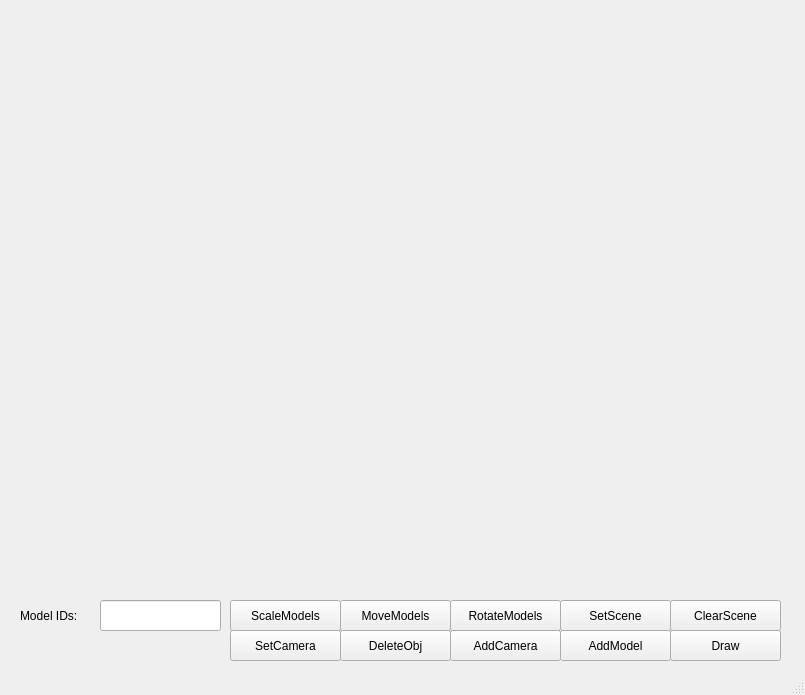
This is lab3/mainwindow.ui in Inlucker/OOP as Qt 5 draws it before an edit. The edited form follows.
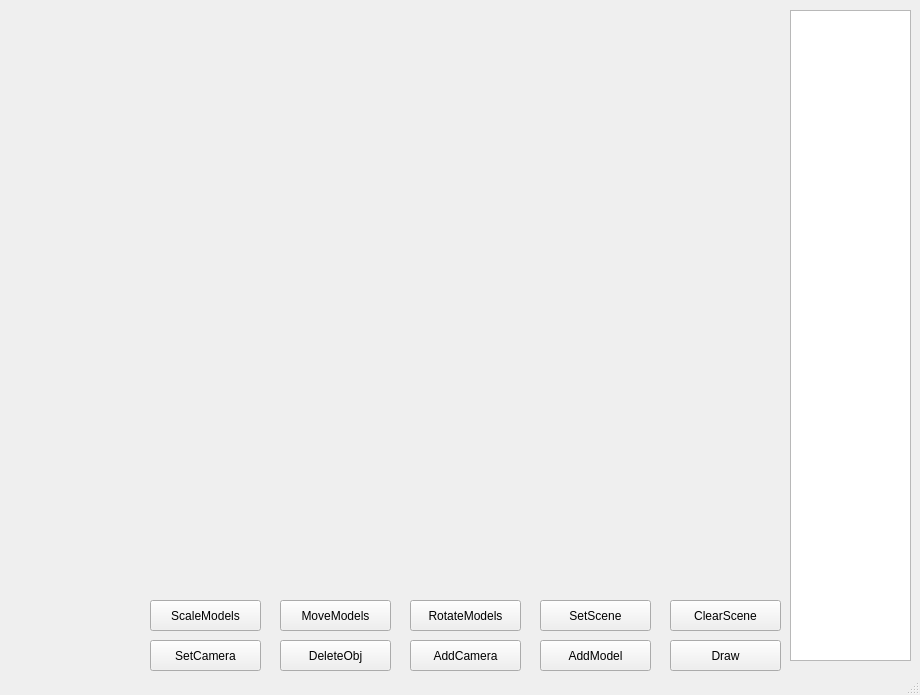
This is the edited form.

```diff
--- a/lab3/mainwindow.ui
+++ b/lab3/mainwindow.ui
@@ -6,7 +6,7 @@
    <rect>
     <x>0</x>
     <y>0</y>
-    <width>805</width>
+    <width>920</width>
     <height>695</height>
    </rect>
   </property>
@@ -28,7 +28,7 @@
    <widget class="QPushButton" name="SetSceneBtn">
     <property name="geometry">
      <rect>
-      <x>560</x>
+      <x>540</x>
       <y>600</y>
       <width>111</width>
       <height>31</height>
@@ -42,7 +42,7 @@
     <property name="geometry">
      <rect>
       <x>670</x>
-      <y>630</y>
+      <y>640</y>
       <width>111</width>
       <height>31</height>
      </rect>
@@ -67,8 +67,8 @@
    <widget class="QPushButton" name="AddModelBtn">
     <property name="geometry">
      <rect>
-      <x>560</x>
-      <y>630</y>
+      <x>540</x>
+      <y>640</y>
       <width>111</width>
       <height>31</height>
      </rect>
@@ -80,7 +80,7 @@
    <widget class="QPushButton" name="RotateModelBtn">
     <property name="geometry">
      <rect>
-      <x>450</x>
+      <x>410</x>
       <y>600</y>
       <width>111</width>
       <height>31</height>
@@ -93,7 +93,7 @@
    <widget class="QPushButton" name="MoveModelBtn">
     <property name="geometry">
      <rect>
-      <x>340</x>
+      <x>280</x>
       <y>600</y>
       <width>111</width>
       <height>31</height>
@@ -106,7 +106,7 @@
    <widget class="QPushButton" name="ScaleModelBtn">
     <property name="geometry">
      <rect>
-      <x>230</x>
+      <x>150</x>
       <y>600</y>
       <width>111</width>
       <height>31</height>
@@ -116,34 +116,11 @@
      <string>ScaleModels</string>
     </property>
    </widget>
-   <widget class="QLabel" name="label">
-    <property name="geometry">
-     <rect>
-      <x>20</x>
-      <y>600</y>
-      <width>71</width>
-      <height>31</height>
-     </rect>
-    </property>
-    <property name="text">
-     <string>Model IDs:</string>
-    </property>
-   </widget>
-   <widget class="QLineEdit" name="Model_IDs">
-    <property name="geometry">
-     <rect>
-      <x>100</x>
-      <y>600</y>
-      <width>121</width>
-      <height>31</height>
-     </rect>
-    </property>
-   </widget>
    <widget class="QPushButton" name="AddCameraBtn">
     <property name="geometry">
      <rect>
-      <x>450</x>
-      <y>630</y>
+      <x>410</x>
+      <y>640</y>
       <width>111</width>
       <height>31</height>
      </rect>
@@ -155,8 +132,8 @@
    <widget class="QPushButton" name="DeleteObjBtn">
     <property name="geometry">
      <rect>
-      <x>340</x>
-      <y>630</y>
+      <x>280</x>
+      <y>640</y>
       <width>111</width>
       <height>31</height>
      </rect>
@@ -168,8 +145,8 @@
    <widget class="QPushButton" name="SetCameraBtn">
     <property name="geometry">
      <rect>
-      <x>230</x>
-      <y>630</y>
+      <x>150</x>
+      <y>640</y>
       <width>111</width>
       <height>31</height>
      </rect>
@@ -178,6 +155,16 @@
      <string>SetCamera</string>
     </property>
    </widget>
+   <widget class="QTableWidget" name="tableWidget">
+    <property name="geometry">
+     <rect>
+      <x>790</x>
+      <y>10</y>
+      <width>121</width>
+      <height>651</height>
+     </rect>
+    </property>
+   </widget>
   </widget>
   <widget class="QMenuBar" name="menubar">
    <property name="geometry">
```
Left out of the diff: 2 changed lines with no effect on the pictures.
